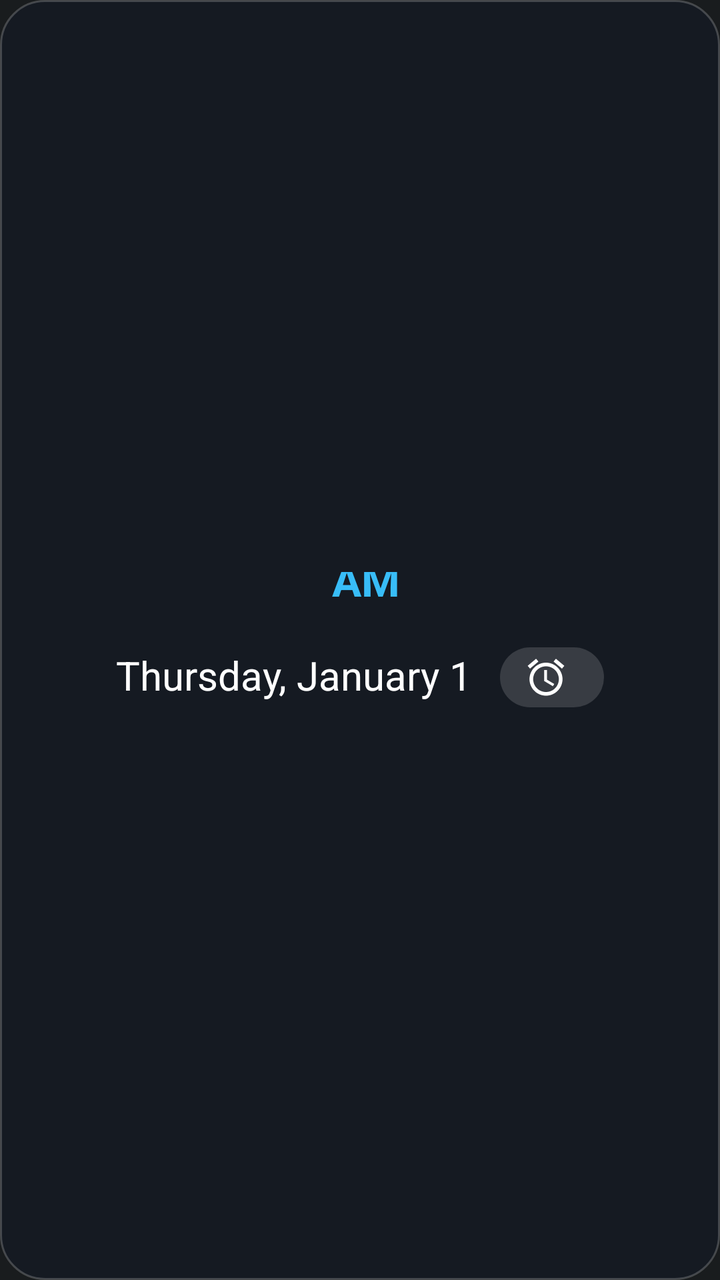
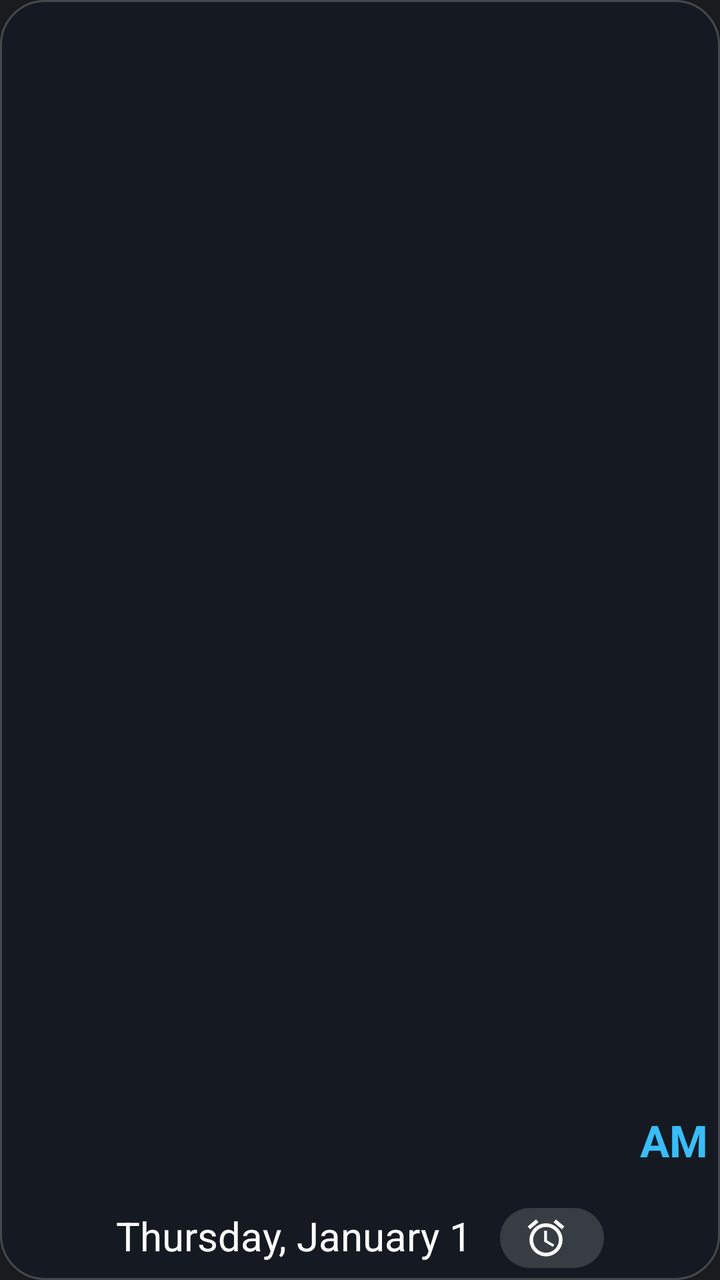

Screens rendered from an Android XML layout before and after an edit, with the pre-edit source and the edit as a unified diff.
<!-- AndroidManifest.xml: application theme Theme.ChronoClock -->
<!-- res/layout/widget_clock_tablet.xml -->
<?xml version="1.0" encoding="utf-8"?>
<FrameLayout xmlns:android="http://schemas.android.com/apk/res/android"
    android:id="@+id/widget_root"
    android:layout_width="match_parent"
    android:layout_height="match_parent"
    android:background="@drawable/bg_widget_frosted_dark"
    android:contentDescription="@string/cd_open_clock"
    android:padding="6dp">

    <LinearLayout
        android:id="@+id/content_container"
        android:layout_width="match_parent"
        android:layout_height="match_parent"
        android:gravity="center"
        android:orientation="vertical">

        <LinearLayout
            android:id="@+id/time_row"
            android:layout_width="wrap_content"
            android:layout_height="wrap_content"
            android:gravity="bottom|center_horizontal"
            android:orientation="horizontal">

            <FrameLayout
                android:id="@+id/time_layer_frame"
                android:layout_width="wrap_content"
                android:layout_height="wrap_content" />

            <TextClock
                android:id="@+id/tc_ampm"
                style="@style/ClockText.Sans.Bold"
                android:layout_width="wrap_content"
                android:layout_height="wrap_content"
                android:layout_marginStart="6dp"
                android:layout_marginBottom="8dp"
                android:format12Hour="a"
                android:format24Hour=""
                android:textColor="@color/sky_400"
                android:textSize="22sp" />
        </LinearLayout>

        <LinearLayout
            android:id="@+id/meta_below_row"
            android:layout_width="wrap_content"
            android:layout_height="wrap_content"
            android:layout_marginTop="4dp"
            android:gravity="center_vertical"
            android:orientation="horizontal">

            <TextClock
                android:id="@+id/tc_date_below"
                style="@style/ClockText.Sans.Regular"
                android:layout_width="wrap_content"
                android:layout_height="wrap_content"
                android:format12Hour="EEEE, MMMM d"
                android:format24Hour="EEEE, d MMMM"
                android:textColor="@color/white"
                android:textSize="20sp" />

            <LinearLayout
                android:id="@+id/alarm_container_below"
                android:layout_width="wrap_content"
                android:layout_height="wrap_content"
                android:layout_marginStart="14dp"
                android:background="@drawable/bg_alarm_pill"
                android:gravity="center_vertical"
                android:orientation="horizontal"
                android:paddingHorizontal="12dp"
                android:paddingVertical="4dp">

                <ImageView
                    android:id="@+id/iv_alarm_below"
                    android:layout_width="22dp"
                    android:layout_height="22dp"
                    android:contentDescription="@string/cd_alarm_icon"
                    android:src="@drawable/ic_alarm_clock" />

                <TextView
                    android:id="@+id/tv_alarm_below"
                    style="@style/ClockText.Sans.Bold"
                    android:layout_width="wrap_content"
                    android:layout_height="wrap_content"
                    android:layout_marginStart="6dp"
                    android:textColor="@color/amber_500"
                    android:textSize="18sp" />
            </LinearLayout>
        </LinearLayout>
    </LinearLayout>
</FrameLayout>
<!-- resources referenced by this layout -->
<resources>
  <color name="amber_500">#FFF59E0B</color>
  <color name="sky_400">#FF38BDF8</color>
  <color name="white">#FFFFFFFF</color>
  <!-- drawable bg_alarm_pill (drawable) -->
  <?xml version="1.0" encoding="utf-8"?>
  <shape xmlns:android="http://schemas.android.com/apk/res/android"
      android:shape="rectangle">
      <solid android:color="#26FFFFFF" />
      <corners android:radius="999dp" />
  </shape>
  <!-- drawable bg_widget_frosted_dark (drawable) -->
  <?xml version="1.0" encoding="utf-8"?>
  <shape xmlns:android="http://schemas.android.com/apk/res/android"
      android:shape="rectangle">
      <solid android:color="#660F172A" />
      <stroke
          android:width="1dp"
          android:color="#33FFFFFF" />
      <corners android:radius="22dp" />
  </shape>
  <!-- drawable ic_alarm_clock (drawable) -->
  <vector xmlns:android="http://schemas.android.com/apk/res/android"
      android:width="18dp"
      android:height="18dp"
      android:viewportWidth="24"
      android:viewportHeight="24">
      <path
          android:fillColor="#FFFFFFFF"
          android:pathData="M22,5.72l-4.6,-3.86 -1.29,1.53 4.6,3.86L22,5.72zM7.88,3.39L6.6,1.86 2,5.71l1.29,1.53 4.59,-3.85zM12.5,8L11,8v6l4.75,2.85 0.75,-1.23 -4,-2.37L12.5,8zM12,4c-4.97,0 -9,4.03 -9,9s4.02,9 9,9c4.97,0 9,-4.03 9,-9s-4.03,-9 -9,-9zM12,20c-3.87,0 -7,-3.13 -7,-7s3.13,-7 7,-7 7,3.13 7,7 -3.13,7 -7,7z" />
  </vector>
  <string name="cd_alarm_icon">Next alarm</string>
  <string name="cd_open_clock">Tap to open system Clock app</string>
  <style name="ClockText.Sans.Bold" parent="ClockTextBase">
          <item name="android:fontFamily">sans-serif</item>
          <item name="android:textStyle">bold</item>
      </style>
  <style name="ClockText.Sans.Regular" parent="ClockTextBase">
          <item name="android:fontFamily">sans-serif</item>
          <item name="android:textStyle">normal</item>
      </style>
  <style name="Theme.ChronoClock" parent="android:Theme.DeviceDefault.NoActionBar" />
  <style name="ClockTextBase">
          <item name="android:includeFontPadding">false</item>
          <item name="android:maxLines">1</item>
          <item name="android:ellipsize">end</item>
          <item name="android:fontFeatureSettings">tnum</item>
      </style>
</resources>

<!-- the commit's change to res/layout/widget_clock_tablet.xml (unified diff, before → after) -->
@@ -16,42 +16,49 @@
 
         <LinearLayout
             android:id="@+id/time_row"
-            android:layout_width="wrap_content"
-            android:layout_height="wrap_content"
-            android:gravity="bottom|center_horizontal"
+            android:layout_width="match_parent"
+            android:layout_height="0dp"
+            android:layout_weight="1"
+            android:gravity="center"
             android:orientation="horizontal">
 
             <FrameLayout
                 android:id="@+id/time_layer_frame"
-                android:layout_width="wrap_content"
-                android:layout_height="wrap_content" />
+                android:layout_width="0dp"
+                android:layout_height="match_parent"
+                android:layout_weight="1" />
 
             <TextClock
                 android:id="@+id/tc_ampm"
-                style="@style/ClockText.Sans.Bold"
+                style="@style/ClockMetaBase"
                 android:layout_width="wrap_content"
                 android:layout_height="wrap_content"
+                android:layout_gravity="bottom"
                 android:layout_marginStart="6dp"
                 android:layout_marginBottom="8dp"
+                android:fontFamily="sans-serif"
                 android:format12Hour="a"
                 android:format24Hour=""
                 android:textColor="@color/sky_400"
-                android:textSize="22sp" />
+                android:textSize="22sp"
+                android:textStyle="bold" />
         </LinearLayout>
 
         <LinearLayout
             android:id="@+id/meta_below_row"
             android:layout_width="wrap_content"
             android:layout_height="wrap_content"
+            android:layout_gravity="center_horizontal"
             android:layout_marginTop="4dp"
             android:gravity="center_vertical"
             android:orientation="horizontal">
 
             <TextClock
                 android:id="@+id/tc_date_below"
-                style="@style/ClockText.Sans.Regular"
+                style="@style/ClockMetaBase"
                 android:layout_width="wrap_content"
                 android:layout_height="wrap_content"
+                android:fontFamily="sans-serif"
                 android:format12Hour="EEEE, MMMM d"
                 android:format24Hour="EEEE, d MMMM"
                 android:textColor="@color/white"
@@ -77,12 +84,14 @@
 
                 <TextView
                     android:id="@+id/tv_alarm_below"
-                    style="@style/ClockText.Sans.Bold"
+                    style="@style/ClockMetaBase"
                     android:layout_width="wrap_content"
                     android:layout_height="wrap_content"
                     android:layout_marginStart="6dp"
+                    android:fontFamily="sans-serif"
                     android:textColor="@color/amber_500"
-                    android:textSize="18sp" />
+                    android:textSize="18sp"
+                    android:textStyle="bold" />
             </LinearLayout>
         </LinearLayout>
     </LinearLayout>
<!-- resource entries referenced after the edit -->
@@ -32,20 +32,11 @@
   </vector>
   <string name="cd_alarm_icon">Next alarm</string>
   <string name="cd_open_clock">Tap to open system Clock app</string>
-  <style name="ClockText.Sans.Bold" parent="ClockTextBase">
-          <item name="android:fontFamily">sans-serif</item>
-          <item name="android:textStyle">bold</item>
-      </style>
-  <style name="ClockText.Sans.Regular" parent="ClockTextBase">
-          <item name="android:fontFamily">sans-serif</item>
-          <item name="android:textStyle">normal</item>
-      </style>
-  <style name="Theme.ChronoClock" parent="android:Theme.DeviceDefault.NoActionBar" />
-  <style name="ClockTextBase">
+  <style name="ClockMetaBase">
           <item name="android:includeFontPadding">false</item>
           <item name="android:maxLines">1</item>
           <item name="android:ellipsize">end</item>
-          <item name="android:fontFeatureSettings">tnum</item>
       </style>
+  <style name="Theme.ChronoClock" parent="android:Theme.DeviceDefault.NoActionBar" />
 </resources>
 
